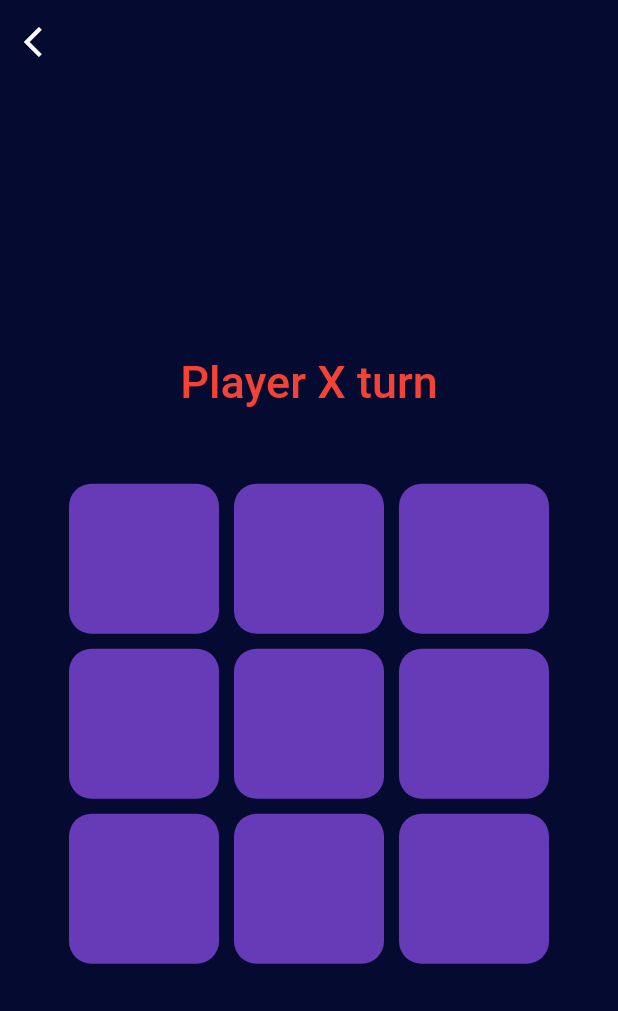
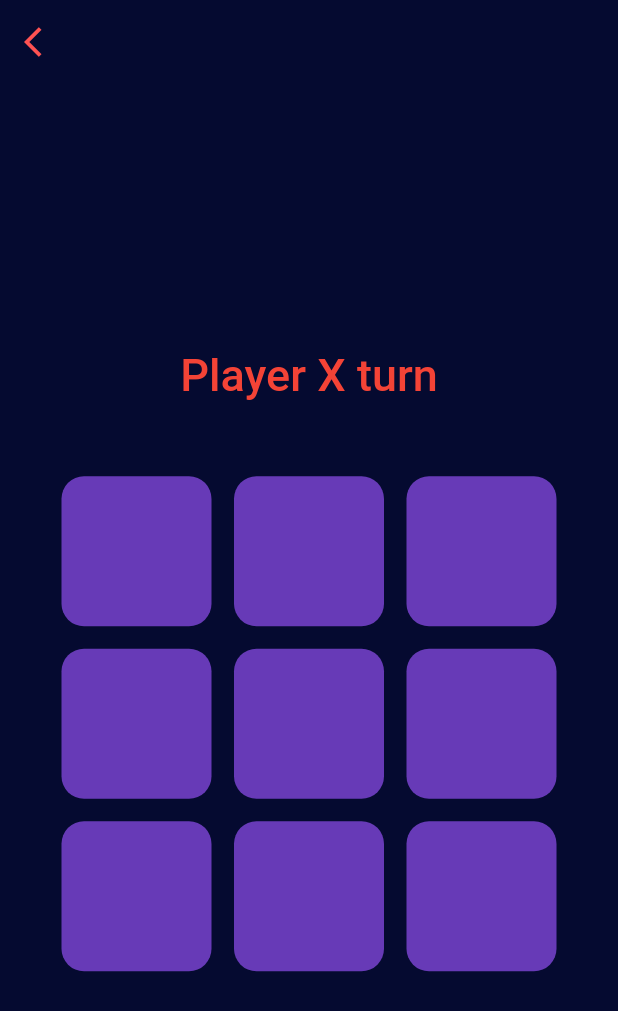
Before and after one commit to mahmoudnader150/tic_tac_toe_game, a Flutter app: the GameScreen screen opened directly, on a phone screen of 412 x 824 dp. Shown: the top 1011 px of the screen. Run offline on Flutter 3.47's test engine with Material 2 defaults, Android fonts, the phone set to English and light mode, and no system bars; our stand-ins replace flutter_bloc, fluttertoast, hexcolor; missing offline and left inert: dart:ffi.

```diff
--- a/lib/game_screen.dart
+++ b/lib/game_screen.dart
@@ -16,6 +16,9 @@ class GameScreen extends StatelessWidget {
           if(state is ErrorChangGridGameState){
             showToast(text: "Choose another cell");
           }
+          if(state is DrawGameState()){
+
+          }
         },
         builder: (context,state) {
           var cubit = GameCubit.get(context);
@@ -26,7 +29,7 @@ class GameScreen extends StatelessWidget {
                 onPressed: (){
                 navigateAndFinish(context, StartScreen());
                 },
-                icon: Icon(Icons.arrow_back_ios),
+                icon: Icon(Icons.arrow_back_ios,color: Colors.redAccent,),
               ),
             backgroundColor: HexColor("#050A30"),
               elevation: 0,
@@ -72,7 +75,7 @@ class GameScreen extends StatelessWidget {
                         ),
                       ),
                     ),
-                    SizedBox(width: 10,),
+                    SizedBox(width: 15,),
                     InkWell(
                       onTap: (){
                         if(cubit.turn){
@@ -99,7 +102,7 @@ class GameScreen extends StatelessWidget {
                         ),
                       ),
                     ),
-                    SizedBox(width: 10,),
+                    SizedBox(width: 15,),
                     InkWell(
                       onTap: (){
                         if(cubit.turn){
@@ -128,7 +131,7 @@ class GameScreen extends StatelessWidget {
                     ),
                   ],
                 ),
-                SizedBox(height: 10.0,),
+                SizedBox(height: 15.0,),
                 Row(
                   mainAxisAlignment: MainAxisAlignment.center,
                   children: [
@@ -158,7 +161,7 @@ class GameScreen extends StatelessWidget {
                         ),
                       ),
                     ),
-                    SizedBox(width: 10,),
+                    SizedBox(width: 15,),
                     InkWell(
                       onTap: (){
                         if(cubit.turn){
@@ -185,7 +188,7 @@ class GameScreen extends StatelessWidget {
                         ),
                       ),
                     ),
-                    SizedBox(width: 10,),
+                    SizedBox(width: 15,),
                     InkWell(
                       onTap: (){
                         if(cubit.turn){
@@ -214,7 +217,7 @@ class GameScreen extends StatelessWidget {
                     ),
                   ],
                 ),
-                SizedBox(height: 10.0,),
+                SizedBox(height: 15.0,),
                 Row(
                   mainAxisAlignment: MainAxisAlignment.center,
                   children: [
@@ -244,7 +247,7 @@ class GameScreen extends StatelessWidget {
                         ),
                       ),
                     ),
-                    SizedBox(width: 10,),
+                    SizedBox(width: 15,),
                     InkWell(
                       onTap: (){
                         if(cubit.turn){
@@ -271,7 +274,7 @@ class GameScreen extends StatelessWidget {
                         ),
                       ),
                     ),
-                    SizedBox(width: 10,),
+                    SizedBox(width: 15,),
                     InkWell(
                       onTap: (){
                         if(cubit.turn){
--- a/lib/states.dart
+++ b/lib/states.dart
@@ -5,3 +5,5 @@ class ChangeGridGameState extends GameStates{}
 class ErrorChangGridGameState extends GameStates{}
 class ChangeTurnGameState extends GameStates{}
 class ClearGridGameState extends GameStates{}
+class WinnerGameState extends GameStates{}
+class DrawGameState extends GameStates{}
```
Also changed, not shown: lib/cubit.dart (+42 -0 lines).
